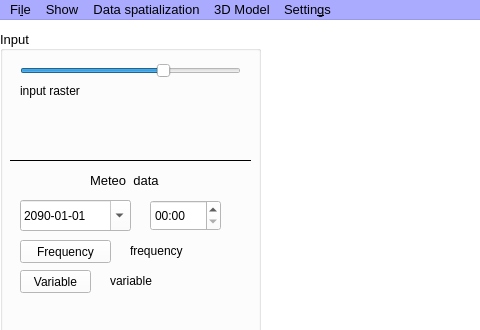
This is bin/CRITERIA3D/mainwindow.ui in gaowudao/CRITERIA3D as Qt 5 draws it before an edit; both pictures show x 0 to 480 and y 0 to 330 of the 1280 by 720 pixel window. The edited form follows.
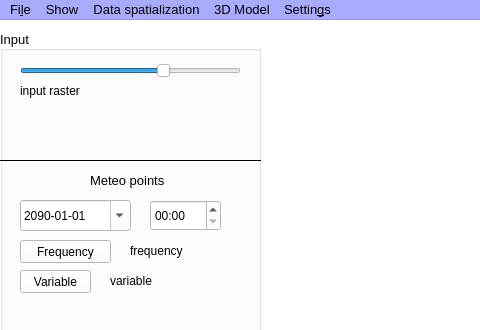
This is the edited form.

Commit message: criteria 3d interface

Patch:
```diff
--- a/bin/CRITERIA3D/mainwindow.ui
+++ b/bin/CRITERIA3D/mainwindow.ui
@@ -1138,7 +1138,7 @@
       </font>
      </property>
      <property name="text">
-      <string>Meteo  data</string>
+      <string>Meteo points</string>
      </property>
     </widget>
     <widget class="QDateEdit" name="dateEdit">
@@ -1504,11 +1504,14 @@
      </property>
     </widget>
     <widget class="Line" name="line">
+     <property name="enabled">
+      <bool>true</bool>
+     </property>
      <property name="geometry">
       <rect>
-       <x>10</x>
+       <x>0</x>
        <y>120</y>
-       <width>241</width>
+       <width>261</width>
        <height>20</height>
       </rect>
      </property>
```
The commit also changes 1 other file.
